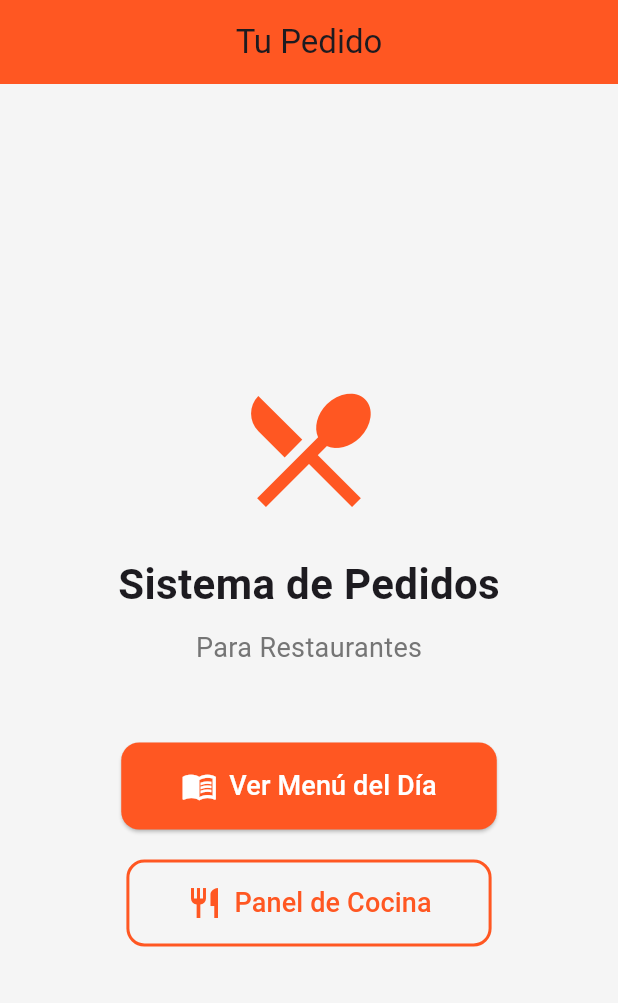
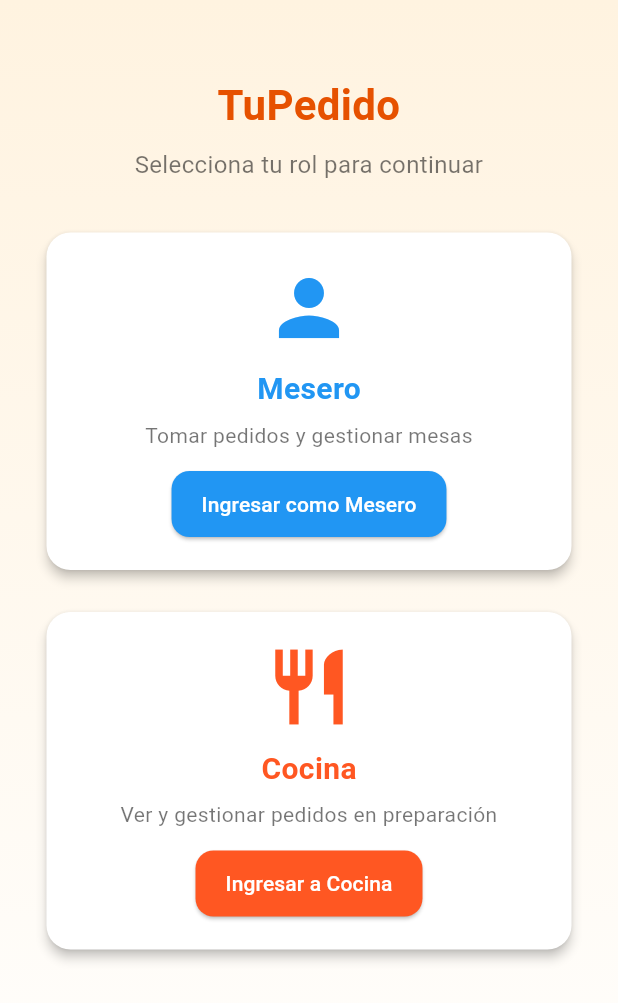
Before and after one commit to AxelAlmonteCuba/tuPedido, a Flutter app: the screen it shows after launch, on a phone screen of 412 x 824 dp. Shown: the top 1003 px of the screen. Run offline on Flutter 3.47's test engine with Material 3 defaults, Android fonts, the phone set to English and light mode, and no system bars.

Commit message:
Pantalla principal

```diff
--- a/lib/main.dart
+++ b/lib/main.dart
@@ -11,12 +11,12 @@ class MyApp extends StatelessWidget {
   @override
   Widget build(BuildContext context) {
     return MaterialApp(
-      title: 'Tu Pedido',
+      title: 'TuPedido',
       debugShowCheckedModeBanner: false,
       theme: ThemeData(
-        primarySwatch: Colors.deepOrange,
+        useMaterial3: true,
         fontFamily: 'Roboto',
-        scaffoldBackgroundColor: Colors.grey[100],
+        colorSchemeSeed: const Color(0xFFFF6F00),
       ),
       home: const HomeScreen(),
     );
@@ -29,65 +29,64 @@ class HomeScreen extends StatelessWidget {
   @override
   Widget build(BuildContext context) {
     return Scaffold(
-      appBar: AppBar(
-        title: const Text('Tu Pedido'),
-        centerTitle: true,
-        backgroundColor: const Color(0xFFFF5722),
+      body: Container(
+        width: double.infinity,
+        height: double.infinity,
+        decoration: const BoxDecoration(
+          gradient: LinearGradient(
+            colors: [Color(0xFFFFF3E0), Color(0xFFFFFFFF)],
+            begin: Alignment.topCenter,
+            end: Alignment.bottomCenter,
           ),
-      body: Center(
+        ),
+        padding: const EdgeInsets.symmetric(horizontal: 24, vertical: 50),
+        child: SingleChildScrollView(
           child: Column(
             mainAxisAlignment: MainAxisAlignment.center,
+            crossAxisAlignment: CrossAxisAlignment.center,
             children: [
-            const Icon(
-              Icons.restaurant_menu,
-              size: 100,
-              color: Color(0xFFFF5722),
-            ),
-            const SizedBox(height: 20),
               const Text(
-              'Sistema de Pedidos',
+                'TuPedido',
+                textAlign: TextAlign.center,
                 style: TextStyle(
                   fontSize: 28,
                   fontWeight: FontWeight.bold,
+                  color: Color(0xFFE65100),
                 ),
               ),
-            const SizedBox(height: 10),
-            Text(
-              'Para Restaurantes',
-              style: TextStyle(
-                fontSize: 18,
-                color: Colors.grey[600],
+              const SizedBox(height: 8),
+              const Text(
+                'Selecciona tu rol para continuar',
+                textAlign: TextAlign.center,
+                style: TextStyle(fontSize: 16, color: Colors.black54),
               ),
-            ),
-            const SizedBox(height: 50),
-            ElevatedButton.icon(
+              const SizedBox(height: 30),
+
+              // Tarjeta Mesero
+              _buildRoleCard(
+                context,
+                icon: Icons.person,
+                color: Colors.blue,
+                title: 'Mesero',
+                description: 'Tomar pedidos y gestionar mesas',
+                buttonText: 'Ingresar como Mesero',
                 onPressed: () {
                   Navigator.push(
                     context,
-                  MaterialPageRoute(
-                    builder: (context) => const MenuScreen(),
-                  ),
+                    MaterialPageRoute(builder: (context) => const MenuScreen()),
                   );
                 },
-              icon: const Icon(Icons.menu_book, size: 24),
-              label: const Text(
-                'Ver Menú del Día',
-                style: TextStyle(fontSize: 18),
-              ),
-              style: ElevatedButton.styleFrom(
-                backgroundColor: const Color(0xFFFF5722),
-                foregroundColor: Colors.white,
-                padding: const EdgeInsets.symmetric(
-                  horizontal: 40,
-                  vertical: 16,
-                ),
-                shape: RoundedRectangleBorder(
-                  borderRadius: BorderRadius.circular(12),
-                ),
-              ),
               ),
               const SizedBox(height: 20),
-            OutlinedButton.icon(
+
+              // Tarjeta Cocina
+              _buildRoleCard(
+                context,
+                icon: Icons.restaurant,
+                color: Colors.deepOrange,
+                title: 'Cocina',
+                description: 'Ver y gestionar pedidos en preparación',
+                buttonText: 'Ingresar a Cocina',
                 onPressed: () {
                   ScaffoldMessenger.of(context).showSnackBar(
                     const SnackBar(
@@ -96,27 +95,67 @@ class HomeScreen extends StatelessWidget {
                     ),
                   );
                 },
-              icon: const Icon(Icons.restaurant, size: 24),
-              label: const Text(
-                'Panel de Cocina',
-                style: TextStyle(fontSize: 18),
               ),
-              style: OutlinedButton.styleFrom(
-                foregroundColor: const Color(0xFFFF5722),
-                side: const BorderSide(
-                  color: Color(0xFFFF5722),
-                  width: 2,
+            ],
           ),
-                padding: const EdgeInsets.symmetric(
-                  horizontal: 40,
-                  vertical: 16,
         ),
+      ),
+    );
+  }
+
+  Widget _buildRoleCard(
+    BuildContext context, {
+    required IconData icon,
+    required Color color,
+    required String title,
+    required String description,
+    required String buttonText,
+    required VoidCallback onPressed,
+  }) {
+    return Center(
+      child: Card(
+        shape: RoundedRectangleBorder(borderRadius: BorderRadius.circular(16)),
+        elevation: 3,
+        color: Colors.white,
+        child: Container(
+          width: double.infinity,
+          constraints: const BoxConstraints(maxWidth: 350),
+          padding: const EdgeInsets.symmetric(vertical: 20, horizontal: 16),
+          child: Column(
+            mainAxisAlignment: MainAxisAlignment.center,
+            children: [
+              Icon(icon, size: 60, color: color),
+              const SizedBox(height: 10),
+              Text(
+                title,
+                style: TextStyle(
+                  fontSize: 20,
+                  fontWeight: FontWeight.bold,
+                  color: color,
+                ),
+              ),
+              const SizedBox(height: 6),
+              Text(
+                description,
+                textAlign: TextAlign.center,
+                style: const TextStyle(color: Colors.black54),
+              ),
+              const SizedBox(height: 12),
+              ElevatedButton(
+                onPressed: onPressed,
+                style: ElevatedButton.styleFrom(
+                  backgroundColor: color,
+                  foregroundColor: Colors.white,
+                  padding:
+                      const EdgeInsets.symmetric(horizontal: 20, vertical: 12),
                   shape: RoundedRectangleBorder(
                     borderRadius: BorderRadius.circular(12),
                   ),
                 ),
+                child: Text(buttonText),
               ),
             ],
+          ),
         ),
       ),
     );
```
Lines whose indentation alone changed are shown as unchanged.
